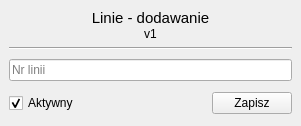
The window that Forms/linieFormDodaj.ui (kolomir/place_v2) describes before a commit, drawn with Qt 5.
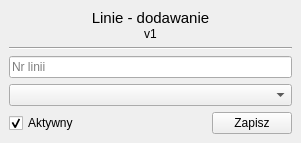
The same window after the commit.

What changed in the file:
```diff
--- a/Forms/linieFormDodaj.ui
+++ b/Forms/linieFormDodaj.ui
@@ -7,7 +7,7 @@
     <x>0</x>
     <y>0</y>
     <width>301</width>
-    <height>126</height>
+    <height>139</height>
    </rect>
   </property>
   <property name="windowTitle">
@@ -113,6 +113,30 @@
         </layout>
        </widget>
       </item>
+      <item>
+       <widget class="QWidget" name="widget_5" native="true">
+        <layout class="QVBoxLayout" name="verticalLayout_4">
+         <property name="spacing">
+          <number>0</number>
+         </property>
+         <property name="leftMargin">
+          <number>0</number>
+         </property>
+         <property name="topMargin">
+          <number>0</number>
+         </property>
+         <property name="rightMargin">
+          <number>0</number>
+         </property>
+         <property name="bottomMargin">
+          <number>0</number>
+         </property>
+         <item>
+          <widget class="QComboBox" name="combo_lokalizacja"/>
+         </item>
+        </layout>
+       </widget>
+      </item>
       <item>
        <widget class="QWidget" name="widget_4" native="true">
         <layout class="QHBoxLayout" name="horizontalLayout">
```
